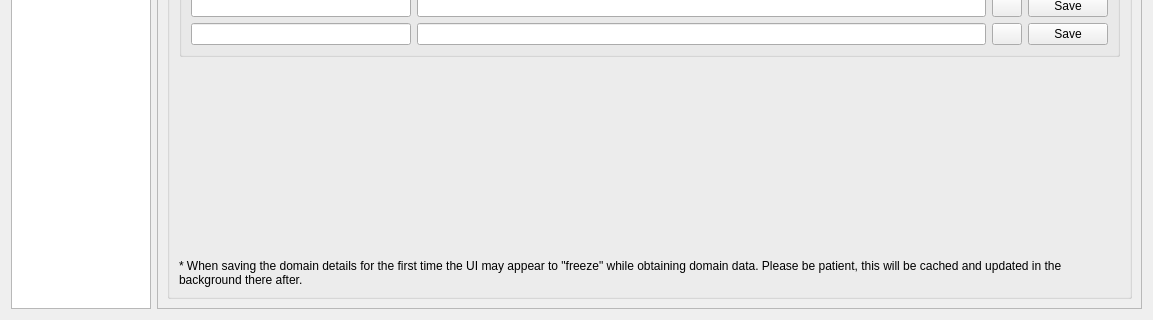
First picture: the form in linz-data-importer/gui/Service_dialog_base.ui, repository linz/linz-data-importer, before the edit; both pictures show x 0 to 1153 and y 362 to 682 of the 1153 by 682 pixel window.
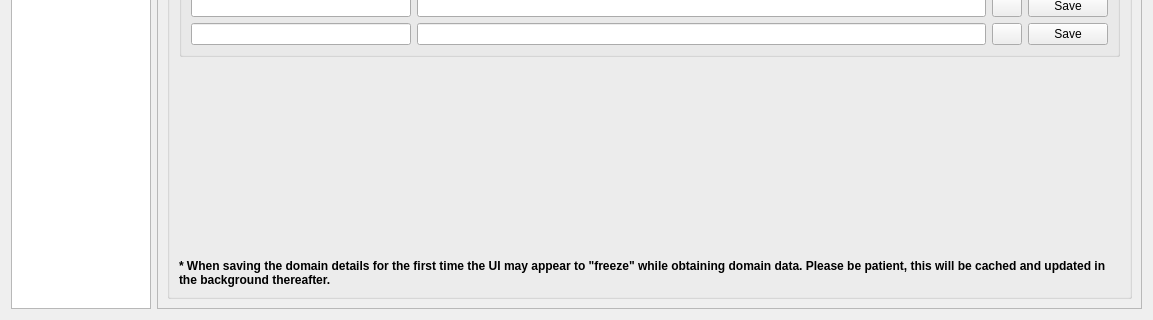
Second picture: the form after the edit. The open tabs and pages were chosen to show the change. Icons and pictures are not drawn.

```diff
--- a/linz-data-importer/gui/Service_dialog_base.ui
+++ b/linz-data-importer/gui/Service_dialog_base.ui
@@ -781,8 +781,14 @@
                </item>
                <item>
                 <widget class="QLabel" name="label_3">
+                 <property name="font">
+                  <font>
+                   <weight>75</weight>
+                   <bold>true</bold>
+                  </font>
+                 </property>
                  <property name="text">
-                  <string>* When saving the domain details for the first time the UI may appear to &quot;freeze&quot; while obtaining domain data. Please be patient, this will be cached and updated in the background there after.</string>
+                  <string>* When saving the domain details for the first time the UI may appear to &quot;freeze&quot; while obtaining domain data. Please be patient, this will be cached and updated in the background thereafter.</string>
                  </property>
                  <property name="wordWrap">
                   <bool>true</bool>
```
